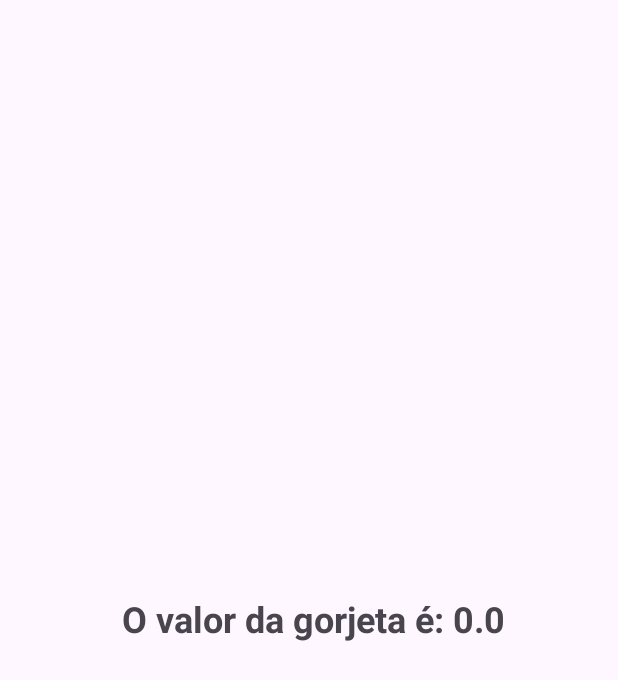
After one commit to kotlinpj/tipcalculator, an Android app: the ResultActivity screen opened directly, with no data from a screen before it, on a phone screen of 412 x 824 dp. The commit adds this screen. Shown: the top 680 px of the screen. Run offline under Robolectric (Android 15) with nearby library versions, the phone set to English and light mode, and no system bars.

Commit message:
inclusao de tela de resultado

```diff
--- /dev/null
+++ b/app/src/main/java/com/example/tips_caculator/ResultActivity.kt
@@ -0,0 +1,22 @@
+package com.example.tips_caculator
+
+import android.os.Bundle
+import android.widget.TextView
+import androidx.activity.enableEdgeToEdge
+import androidx.appcompat.app.AppCompatActivity
+import androidx.core.view.ViewCompat
+import androidx.core.view.WindowInsetsCompat
+
+const val  KEY_RESULT_GORJETA = "ResultActivity.key_GORJETA"
+class ResultActivity : AppCompatActivity() {
+    override fun onCreate(savedInstanceState: Bundle?) {
+        super.onCreate(savedInstanceState)
+        enableEdgeToEdge()
+        setContentView(R.layout.activity_result)
+
+        val result = intent.getFloatExtra(KEY_RESULT_GORJETA,0f)
+        val resultado: TextView = findViewById(R.id.tv_result)
+        resultado.text = " O valor da gorjeta é: " + result.toString()
+
+    }
+}
--- /dev/null
+++ b/app/src/main/res/layout/activity_result.xml
@@ -0,0 +1,22 @@
+<?xml version="1.0" encoding="utf-8"?>
+<androidx.constraintlayout.widget.ConstraintLayout xmlns:android="http://schemas.android.com/apk/res/android"
+    xmlns:app="http://schemas.android.com/apk/res-auto"
+    xmlns:tools="http://schemas.android.com/tools"
+    android:id="@+id/main"
+    android:layout_width="match_parent"
+    android:layout_height="match_parent"
+    tools:context=".ResultActivity">
+
+    <TextView
+        android:id="@+id/tv_result"
+        android:layout_width="wrap_content"
+        android:layout_height="wrap_content"
+        android:text="Valor da gorjeta é:"
+        android:textSize="24sp"
+        android:textStyle="bold"
+        app:layout_constraintBottom_toBottomOf="parent"
+        app:layout_constraintEnd_toEndOf="parent"
+        app:layout_constraintStart_toStartOf="parent"
+        app:layout_constraintTop_toTopOf="parent" />
+
+</androidx.constraintlayout.widget.ConstraintLayout>
```
Also changed, not shown: app/src/main/AndroidManifest.xml (+6 -3 lines), app/src/main/java/com/example/tips_caculator/MainActivity.kt (+14 -9 lines).
